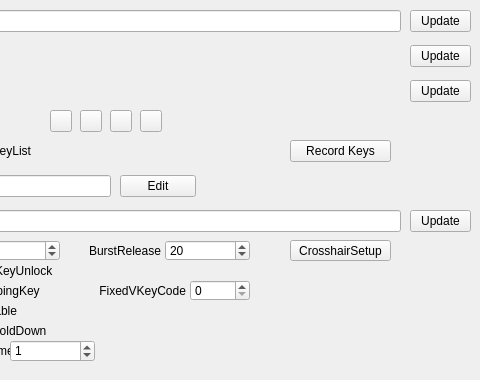
The window that QKeyMapper/qitemsetupdialog.ui (Zalafina/QKeyMapper) describes before a commit, drawn with Qt 5; both pictures show x 340 to 820 and y 0 to 380 of the 820 by 380 pixel window.
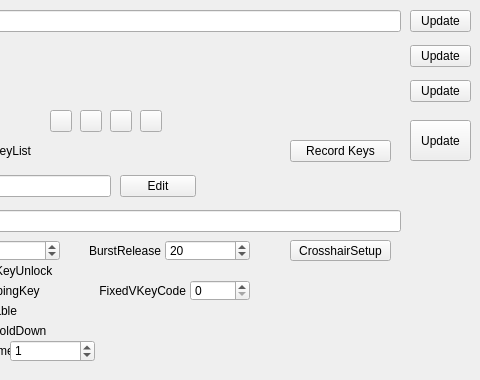
The same window after the commit.

Commit message: Use mappingStringsUpdateButton to update all strings.

Patch:
```diff
--- a/QKeyMapper/qitemsetupdialog.ui
+++ b/QKeyMapper/qitemsetupdialog.ui
@@ -363,25 +363,6 @@
     </rect>
    </property>
   </widget>
-  <widget class="QPushButton" name="itemNoteUpdateButton">
-   <property name="geometry">
-    <rect>
-     <x>750</x>
-     <y>210</y>
-     <width>61</width>
-     <height>22</height>
-    </rect>
-   </property>
-   <property name="focusPolicy">
-    <enum>Qt::FocusPolicy::NoFocus</enum>
-   </property>
-   <property name="text">
-    <string>Update</string>
-   </property>
-   <property name="autoDefault">
-    <bool>false</bool>
-   </property>
-  </widget>
   <widget class="QCheckBox" name="mappingKeyUnlockCheckBox">
    <property name="geometry">
     <rect>
@@ -864,6 +845,25 @@
     <set>Qt::AlignmentFlag::AlignRight|Qt::AlignmentFlag::AlignTrailing|Qt::AlignmentFlag::AlignVCenter</set>
    </property>
   </widget>
+  <widget class="QPushButton" name="mappingStringsUpdateButton">
+   <property name="geometry">
+    <rect>
+     <x>750</x>
+     <y>120</y>
+     <width>61</width>
+     <height>41</height>
+    </rect>
+   </property>
+   <property name="focusPolicy">
+    <enum>Qt::FocusPolicy::NoFocus</enum>
+   </property>
+   <property name="text">
+    <string>Update</string>
+   </property>
+   <property name="autoDefault">
+    <bool>false</bool>
+   </property>
+  </widget>
   <zorder>burstCheckBox</zorder>
   <zorder>lockCheckBox</zorder>
   <zorder>passThroughCheckBox</zorder>
```
Left out of the diff: 2 changed lines with no effect on the pictures. The commit also changes 2 other files.
